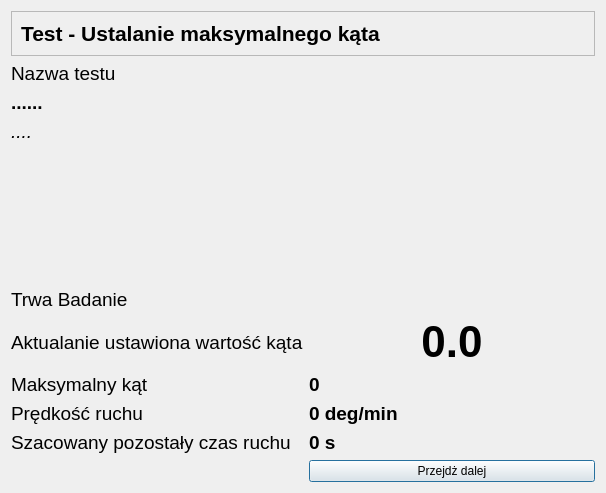
This is CzujkiLinioweApp/oknobadaniamaksymalnegokata.ui in wiacekmarcin/CzujkiLiniowe as Qt 5 draws it before an edit. The edited form follows.
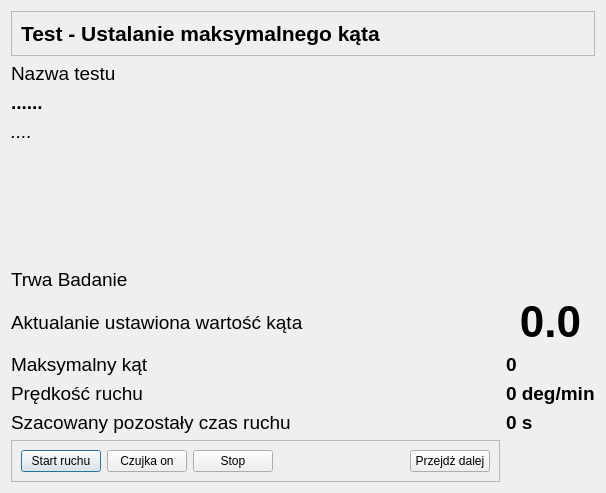
This is the edited form.

Patch:
```diff
--- a/CzujkiLinioweApp/oknobadaniamaksymalnegokata.ui
+++ b/CzujkiLinioweApp/oknobadaniamaksymalnegokata.ui
@@ -32,6 +32,7 @@
      <property name="font">
       <font>
        <pointsize>33</pointsize>
+       <weight>75</weight>
        <bold>true</bold>
       </font>
      </property>
@@ -85,6 +86,7 @@
      <property name="font">
       <font>
        <pointsize>14</pointsize>
+       <weight>75</weight>
        <bold>true</bold>
       </font>
      </property>
@@ -138,6 +140,7 @@
      <property name="font">
       <font>
        <pointsize>14</pointsize>
+       <weight>75</weight>
        <bold>true</bold>
       </font>
      </property>
@@ -174,18 +177,12 @@
      </property>
     </widget>
    </item>
-   <item row="12" column="1">
-    <widget class="QPushButton" name="pbDalej">
-     <property name="text">
-      <string>Przejdż dalej</string>
-     </property>
-    </widget>
-   </item>
    <item row="8" column="1">
     <widget class="QLabel" name="maxkat">
      <property name="font">
       <font>
        <pointsize>14</pointsize>
+       <weight>75</weight>
        <bold>true</bold>
       </font>
      </property>
@@ -218,6 +215,59 @@
      </property>
     </widget>
    </item>
+   <item row="12" column="0">
+    <widget class="QFrame" name="frameDebug">
+     <property name="frameShape">
+      <enum>QFrame::StyledPanel</enum>
+     </property>
+     <property name="frameShadow">
+      <enum>QFrame::Raised</enum>
+     </property>
+     <layout class="QHBoxLayout" name="horizontalLayout_2">
+      <item>
+       <widget class="QPushButton" name="pbStartRuchu">
+        <property name="text">
+         <string>Start ruchu</string>
+        </property>
+       </widget>
+      </item>
+      <item>
+       <widget class="QPushButton" name="pbCzujkaOn">
+        <property name="text">
+         <string>Czujka on</string>
+        </property>
+       </widget>
+      </item>
+      <item>
+       <widget class="QPushButton" name="pbStop">
+        <property name="text">
+         <string>Stop</string>
+        </property>
+       </widget>
+      </item>
+      <item>
+       <spacer name="horizontalSpacer">
+        <property name="orientation">
+         <enum>Qt::Horizontal</enum>
+        </property>
+        <property name="sizeHint" stdset="0">
+         <size>
+          <width>40</width>
+          <height>20</height>
+         </size>
+        </property>
+       </spacer>
+      </item>
+      <item>
+       <widget class="QPushButton" name="pbDalej">
+        <property name="text">
+         <string>Przejdż dalej</string>
+        </property>
+       </widget>
+      </item>
+     </layout>
+    </widget>
+   </item>
   </layout>
  </widget>
  <resources/>
```
Left out of the diff: 2 changed lines with no effect on the pictures.
